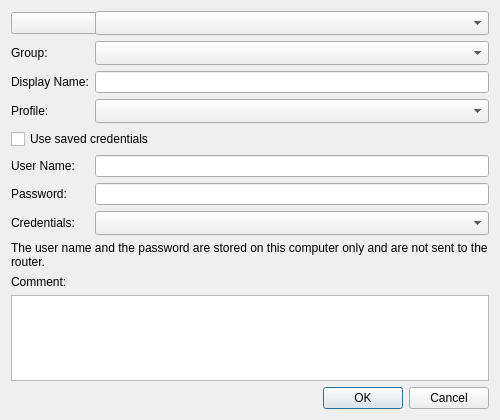
Qt form source/client/desktop/management/router_host_dialog.ui (alexandrkut/aspia-mod) before a commit.
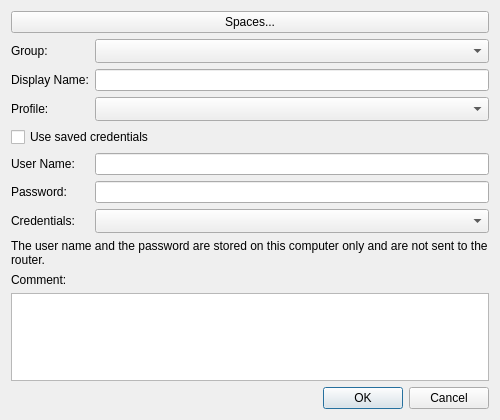
The same form after that commit. Custom widgets are drawn as their Qt base class.

Commit message:
Host dialog: remove the stale workspace combo overlapping the spaces button
The merge of port-3.3.5 into port-3.4.2 (c9d9a82bd) put back the combo that f946f8615 had removed when the spaces button replaced it. It sat in row 0, column 1 of the same grid row as the button spanning two columns, so it was drawn over the right half of the button. Nothing references it. Removed; generated UI has no combo_workspace, client tests 487/487.

```diff
--- a/source/client/desktop/management/router_host_dialog.ui
+++ b/source/client/desktop/management/router_host_dialog.ui
@@ -26,13 +26,6 @@
        </property>
       </widget>
      </item>
-     <item row="0" column="1">
-      <widget class="QComboBox" name="combo_workspace">
-       <property name="sizeAdjustPolicy">
-        <enum>QComboBox::SizeAdjustPolicy::AdjustToMinimumContentsLengthWithIcon</enum>
-       </property>
-      </widget>
-     </item>
      <item row="1" column="0">
       <widget class="QLabel" name="label_group">
        <property name="text">
```
